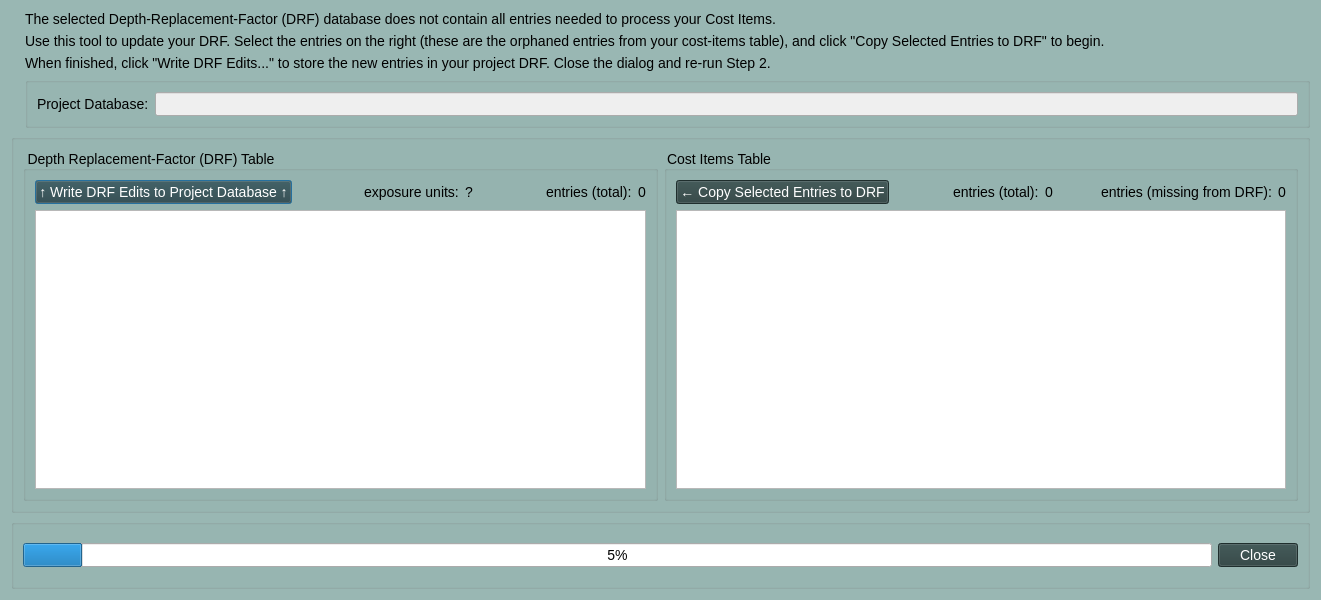
Qt form cancurve/bldgs/dbMismatch_dialog.ui (NRCan/CanCurve) before a commit.
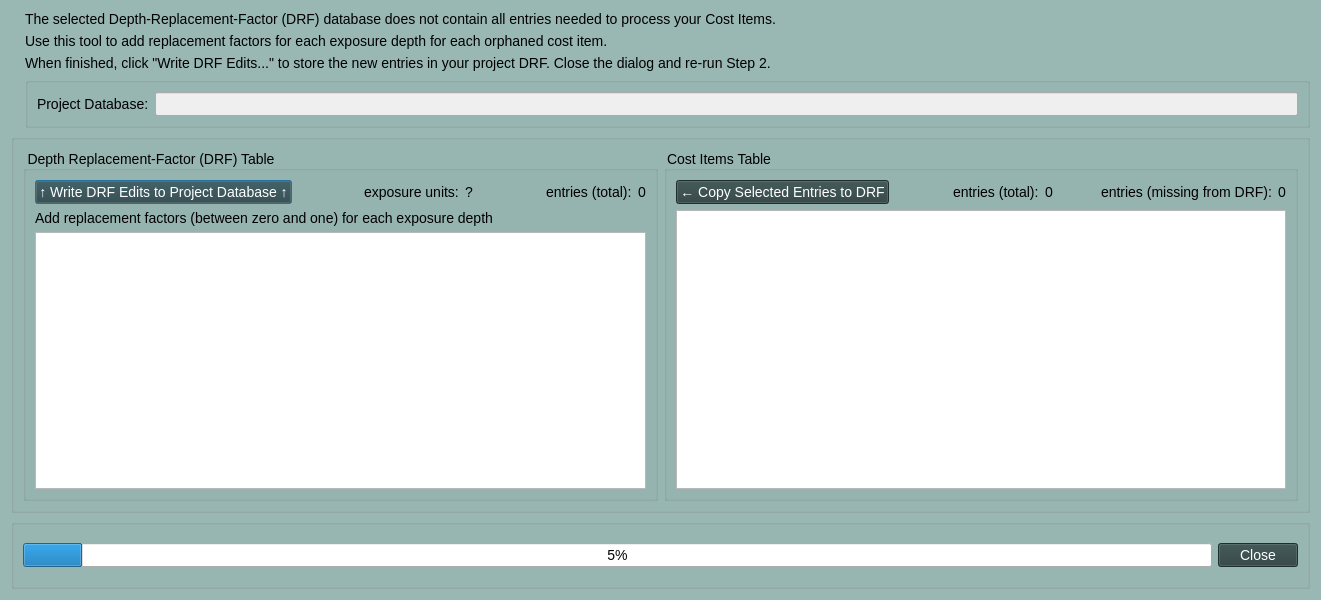
The same form after that commit. Icons and pictures are not drawn.

```diff
--- a/cancurve/bldgs/dbMismatch_dialog.ui
+++ b/cancurve/bldgs/dbMismatch_dialog.ui
@@ -152,7 +152,7 @@
        <item>
         <widget class="QLabel" name="label_2">
          <property name="text">
-          <string>Use this tool to update your DRF. Select the entries on the right (these are the orphaned entries from your cost-items table), and click &quot;Copy Selected Entries to DRF&quot; to begin.</string>
+          <string>Use this tool to add replacement factors for each exposure depth for each orphaned cost item.</string>
          </property>
         </widget>
        </item>
@@ -266,6 +266,13 @@
            </item>
           </layout>
          </item>
+         <item>
+          <widget class="QLabel" name="label_9">
+           <property name="text">
+            <string>Add replacement factors (between zero and one) for each exposure depth</string>
+           </property>
+          </widget>
+         </item>
          <item>
           <widget class="QTableView" name="tableView_drf">
            <property name="palette">
```
